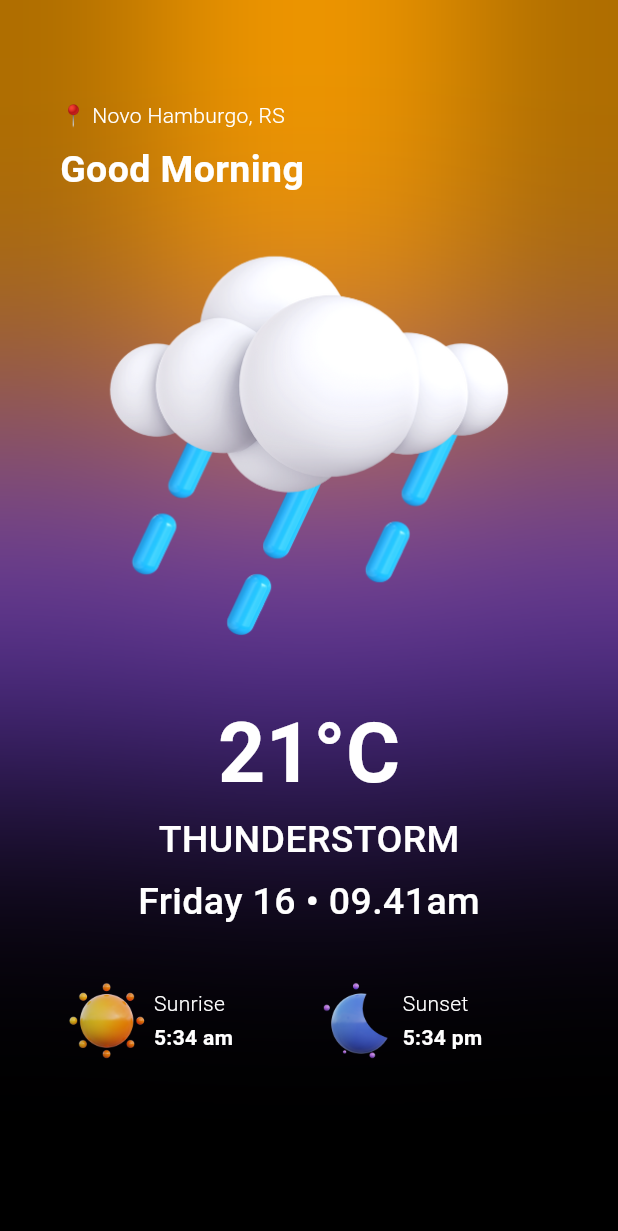
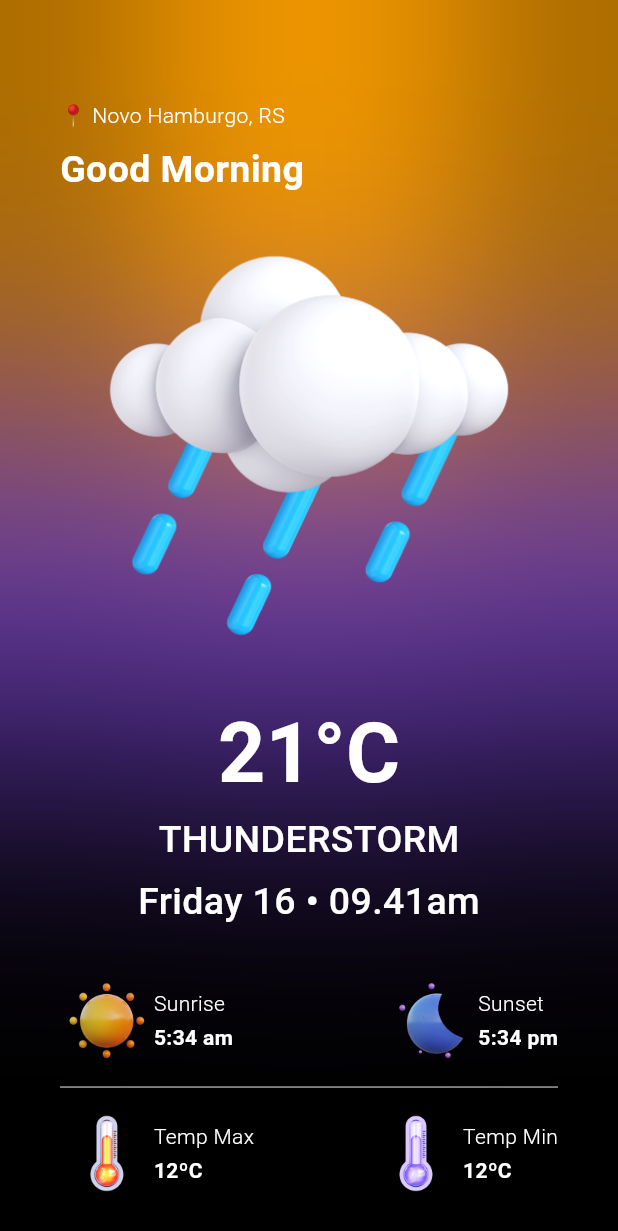
Before and after one commit to Victor-Zarzar/weather-flutter, a Flutter app: the screen it shows after launch, on a phone screen of 412 x 824 dp. Shown: the top 1231 px of the screen. Run offline on Flutter 3.47's test engine with Material 3 defaults, Android fonts, the phone set to English and light mode, and no system bars; our stand-ins replace bloc, equatable.

Commit message:
updates in home page and readme

```diff
--- a/lib/pages/home_page.dart
+++ b/lib/pages/home_page.dart
@@ -181,11 +181,74 @@ class HomePage extends StatelessWidget {
                             ),
                           ],
                         ),
-                        Padding(
-                          padding: const EdgeInsets.symmetric(vertical: 5.0),
-                          child: Divider(
-                            color: DividerLine.primaryColor,
-                          ),
+                      ],
+                    ),
+                    Padding(
+                      padding: const EdgeInsets.symmetric(vertical: 5.0),
+                      child: Divider(
+                        color: DividerLine.primaryColor,
+                      ),
+                    ),
+                    Row(
+                      mainAxisAlignment: MainAxisAlignment.spaceBetween,
+                      children: [
+                        Row(
+                          children: [
+                            Image.asset(
+                              'lib/assets/13.png',
+                              scale: 8,
+                            ),
+                            const SizedBox(height: 5),
+                            Column(
+                              crossAxisAlignment: CrossAxisAlignment.start,
+                              children: [
+                                Text(
+                                  'Temp Max',
+                                  style: TextStyle(
+                                    color: TextColor.primaryColor,
+                                    fontWeight: FontWeight.w300,
+                                  ),
+                                ),
+                                const SizedBox(height: 3),
+                                Text(
+                                  '12ºC',
+                                  style: TextStyle(
+                                    color: TextColor.primaryColor,
+                                    fontWeight: FontWeight.w700,
+                                  ),
+                                ),
+                              ],
+                            ),
+                          ],
+                        ),
+                        Row(
+                          children: [
+                            Image.asset(
+                              'lib/assets/14.png',
+                              scale: 8,
+                            ),
+                            const SizedBox(height: 5),
+                            Column(
+                              crossAxisAlignment: CrossAxisAlignment.start,
+                              children: [
+                                Text(
+                                  'Temp Min',
+                                  style: TextStyle(
+                                    color: TextColor.primaryColor,
+                                    fontWeight: FontWeight.w300,
+                                  ),
+                                ),
+                                const SizedBox(height: 3),
+                                Text(
+                                  '12ºC',
+                                  style: TextStyle(
+                                    color: TextColor.primaryColor,
+                                    fontWeight: FontWeight.w700,
+                                  ),
+                                ),
+                              ],
+                            ),
+                          ],
                         ),
                       ],
                     ),
```
Also changed, not shown: lib/assets/homeandroid.png (added), 1 other file.
